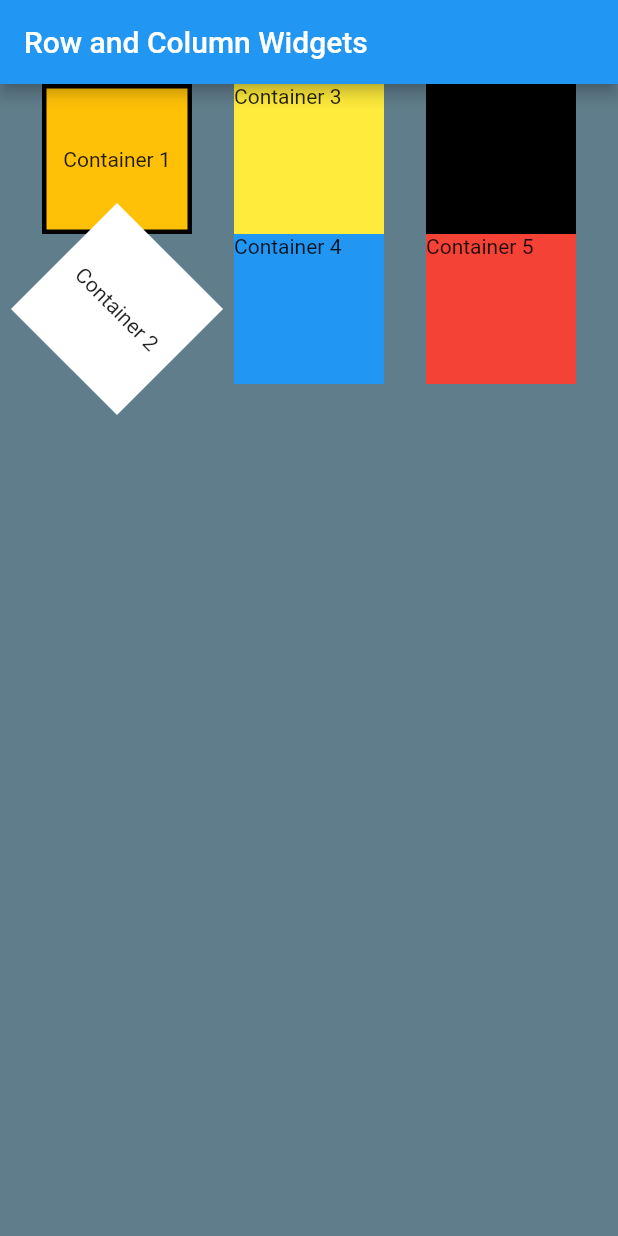
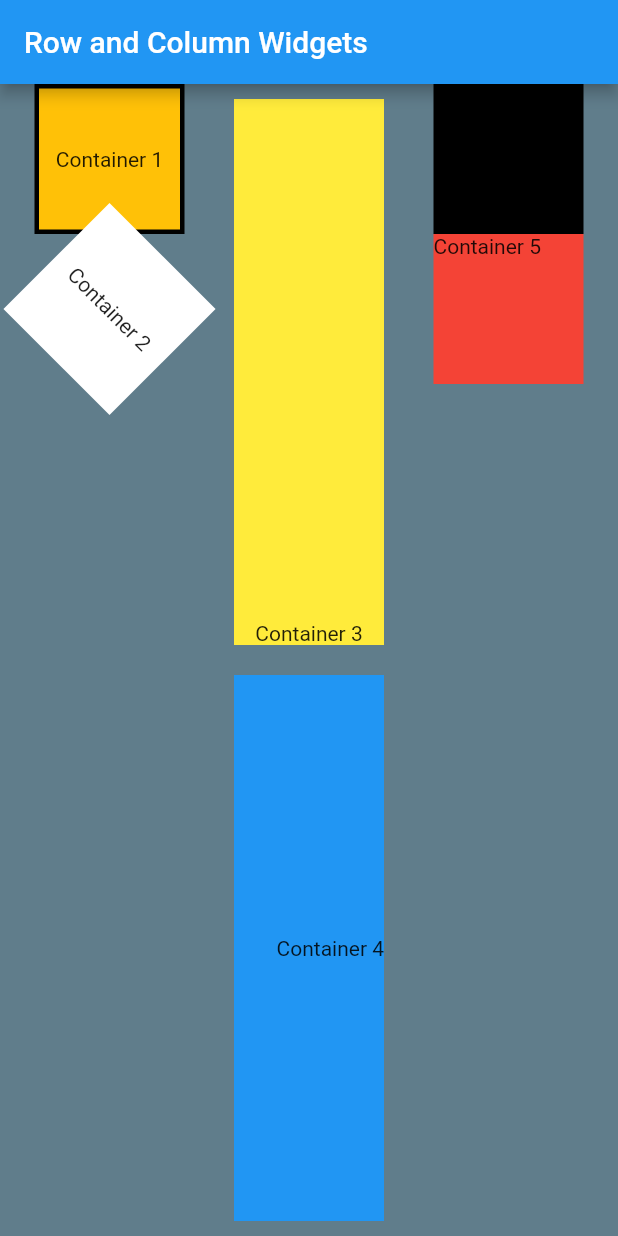
Before and after one commit to Mikemgbeck/FlutterApp01-Mbeck6, a Flutter app: the screen it shows after launch, on a phone screen of 412 x 824 dp. Run offline on Flutter 3.47's test engine with Material 2 defaults, Android fonts, the phone set to English and light mode, and no system bars.

Commit message:
2nd column done

```diff
--- a/assignment_01/lib/main.dart
+++ b/assignment_01/lib/main.dart
@@ -61,20 +61,38 @@ class MyApp extends StatelessWidget {
             ),
             Column(
               children: [
-                Container(
+                Expanded(
+                  flex: 1,
+                  child: Padding(
+                    padding: const EdgeInsets.all(10.0),
+                    child: Container(
                       height: 100.0,
                       width: 100.0,
                       color: Colors.yellow,
+                      child: Align(
+                        alignment: Alignment.bottomCenter,
                         child: Text(
                           'Container 3',
                         ),
                       ),
-                Container(
+                    ),
+                  ),
+                ),
+                Expanded(
+                  flex: 1,
+                  child: Padding(
+                    padding: const EdgeInsets.all(10.0),
+                    child: Container(
                       height: 100.0,
                       width: 100.0,
                       color: Colors.blue,
+                      child: Align(
+                        alignment: Alignment.centerRight,
                         child: Text(
                           'Container 4',
+                        ),
+                      ),
+                    ),
                   ),
                 ),
               ],
@@ -83,7 +101,7 @@ class MyApp extends StatelessWidget {
               children: [
                 Container(
                   height: 100.0,
-                  //height: double.infinity,
+
                   width: 100.0,
                   //width: double.infinity,
                   color: Colors.black,
```
Lines whose indentation alone changed are shown as unchanged.
